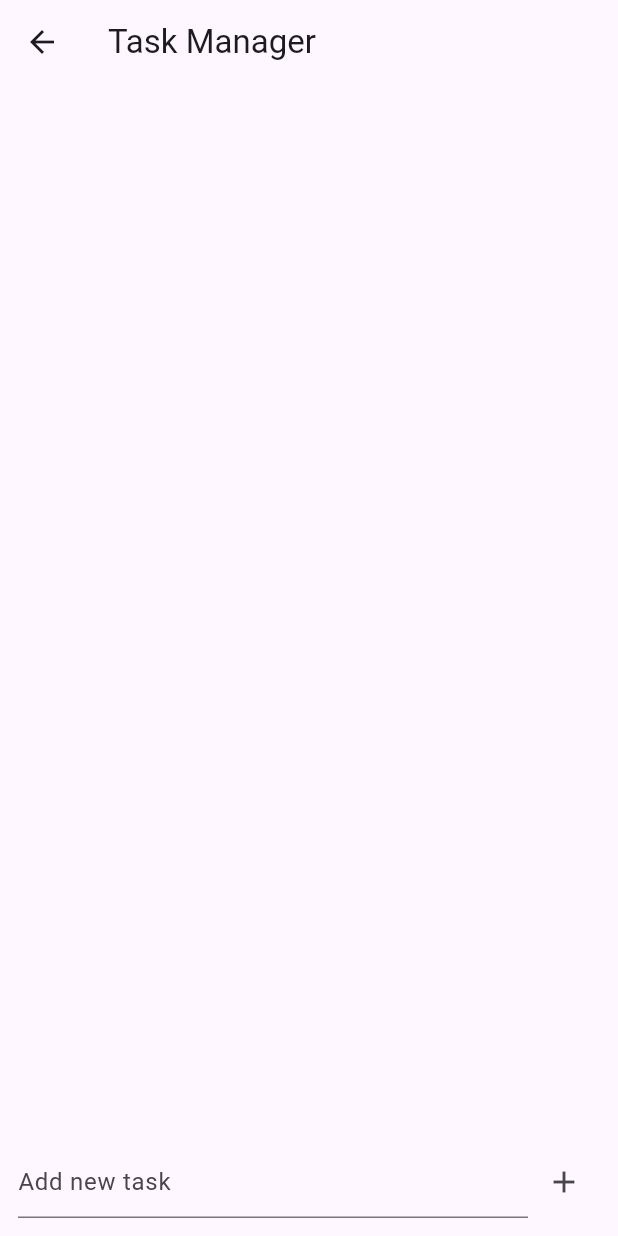
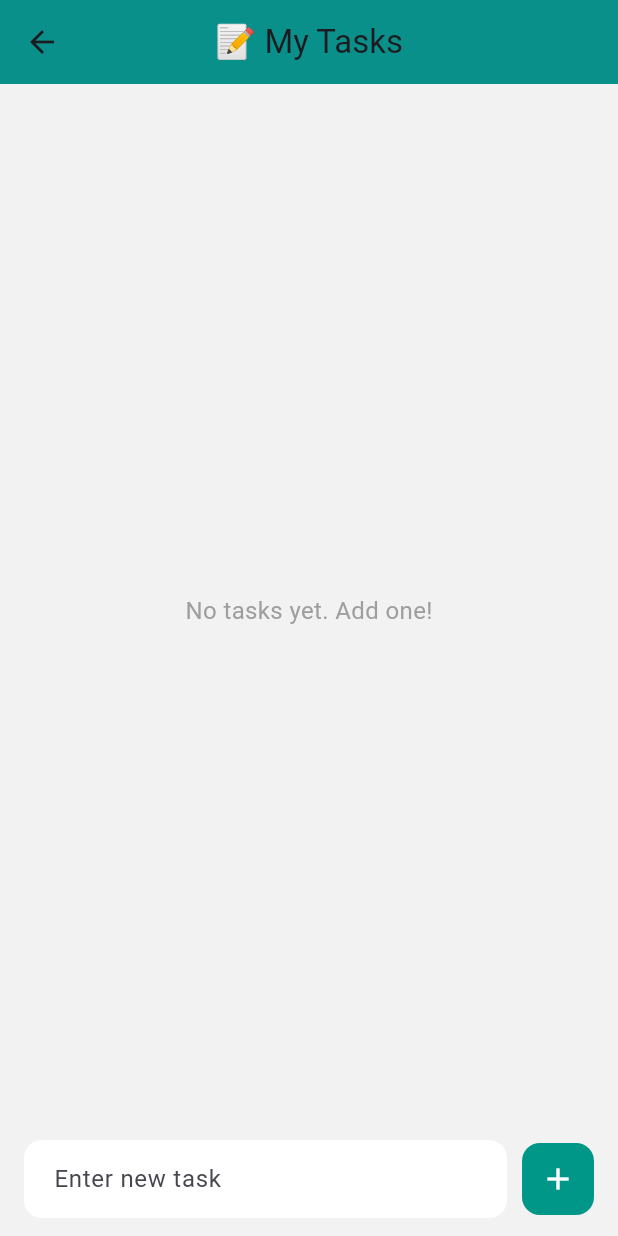
Before and after one commit to MuhammadArslan813/intership_cycle_two, a Flutter app: the TaskListScreen screen opened directly, on a phone screen of 412 x 824 dp. Run offline on Flutter 3.47's test engine with Material 3 defaults, Android fonts, the phone set to English and light mode, and no system bars; our stand-ins replace cloud_firestore, firebase_auth, firebase_core; accounts and stored records are empty; network calls fail.

Commit message:
✨ Improved TaskListScreen UI with modern design

```diff
--- a/lib/tas_list.dart
+++ b/lib/tas_list.dart
@@ -1,4 +1,3 @@
-// screens/task_list_screen.dart
 import 'package:flutter/material.dart';
 import 'package:intership_cycle_two/task_provider.dart';
 import 'package:provider/provider.dart';
@@ -13,52 +12,111 @@ class TaskListScreen extends StatelessWidget {
     final taskProvider = Provider.of<TaskProvider>(context);
 
     return Scaffold(
-      appBar: AppBar(title: const Text("Task Manager")),
+      backgroundColor: const Color(0xFFF2F2F2),
+      appBar: AppBar(
+        title: const Text("📝 My Tasks"),
+        centerTitle: true,
+        backgroundColor: Colors.teal,
+        elevation: 4,
+      ),
       body: Column(
         children: [
+          const SizedBox(height: 10),
+
+          /// Task List
           Expanded(
-            child: ListView.builder(
+            child: taskProvider.tasks.isEmpty
+                ? const Center(
+              child: Text(
+                "No tasks yet. Add one!",
+                style: TextStyle(fontSize: 16, color: Colors.grey),
+              ),
+            )
+                : ListView.builder(
+              padding: const EdgeInsets.all(12),
               itemCount: taskProvider.tasks.length,
               itemBuilder: (context, index) {
                 final task = taskProvider.tasks[index];
-                return ListTile(
+                return AnimatedContainer(
+                  duration: const Duration(milliseconds: 300),
+                  margin: const EdgeInsets.only(bottom: 12),
+                  decoration: BoxDecoration(
+                    color: Colors.white,
+                    borderRadius: BorderRadius.circular(12),
+                    boxShadow: [
+                      BoxShadow(
+                        color: Colors.grey.shade300,
+                        blurRadius: 8,
+                        offset: const Offset(0, 2),
+                      )
+                    ],
+                  ),
+                  child: ListTile(
+                    leading: Checkbox(
+                      activeColor: Colors.teal,
+                      value: task.isDone,
+                      onChanged: (_) => taskProvider.toggleTask(index),
+                    ),
                     title: Text(
                       task.title,
                       style: TextStyle(
-                      decoration: task.isDone ? TextDecoration.lineThrough : null,
+                        fontWeight: FontWeight.w500,
+                        fontSize: 16,
+                        decoration: task.isDone
+                            ? TextDecoration.lineThrough
+                            : null,
+                        color: task.isDone ? Colors.grey : Colors.black,
                       ),
                     ),
-                  leading: Checkbox(
-                    value: task.isDone,
-                    onChanged: (_) => taskProvider.toggleTask(index),
+                    trailing: IconButton(
+                      icon: const Icon(Icons.delete, color: Colors.redAccent),
+                      onPressed: () => taskProvider.deleteTask(index),
                     ),
-                  trailing: IconButton(
-                    icon: const Icon(Icons.delete),
-                    onPressed: () => taskProvider.deleteTask(index),
                   ),
                 );
               },
             ),
           ),
+
+          /// Task Input Field
           Padding(
-            padding: const EdgeInsets.all(12),
+            padding: const EdgeInsets.symmetric(horizontal: 16, vertical: 12),
             child: Row(
               children: [
                 Expanded(
                   child: TextField(
                     controller: taskCtrl,
-                    decoration: const InputDecoration(hintText: "Add new task"),
+                    decoration: InputDecoration(
+                      hintText: "Enter new task",
+                      filled: true,
+                      fillColor: Colors.white,
+                      contentPadding:
+                      const EdgeInsets.symmetric(horizontal: 16, vertical: 14),
+                      border: OutlineInputBorder(
+                        borderRadius: BorderRadius.circular(12),
+                        borderSide: BorderSide.none,
                       ),
                     ),
-                IconButton(
-                  icon: const Icon(Icons.add),
-                  onPressed: () {
+                  ),
+                ),
+                const SizedBox(width: 10),
+                Material(
+                  color: Colors.teal,
+                  borderRadius: BorderRadius.circular(12),
+                  child: InkWell(
+                    onTap: () {
                       if (taskCtrl.text.trim().isNotEmpty) {
-                      taskProvider.addTask(taskCtrl.text);
+                        taskProvider.addTask(taskCtrl.text.trim());
                         taskCtrl.clear();
                       }
                     },
+                    borderRadius: BorderRadius.circular(12),
+                    child: const Padding(
+                      padding: EdgeInsets.all(12.0),
+                      child: Icon(Icons.add, color: Colors.white),
                     ),
+                  ),
+                )
               ],
             ),
           ),
```
Also changed, not shown: lib/user_list_screen.dart (+22 -6 lines). Lines whose indentation alone changed are shown as unchanged.
